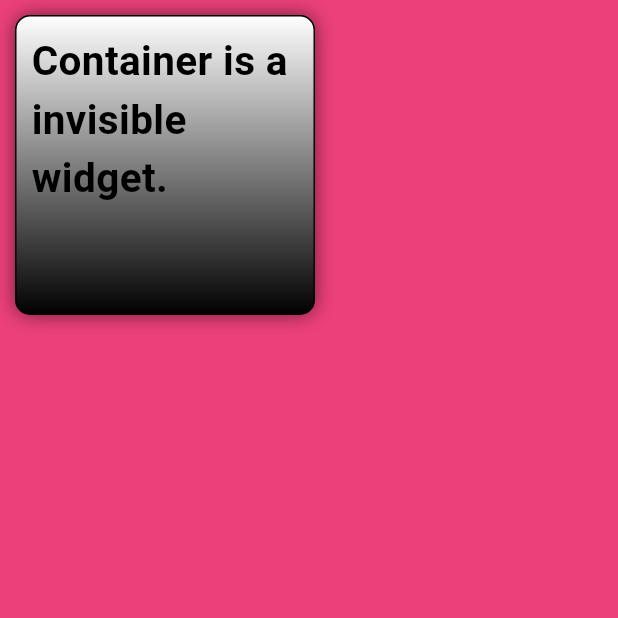
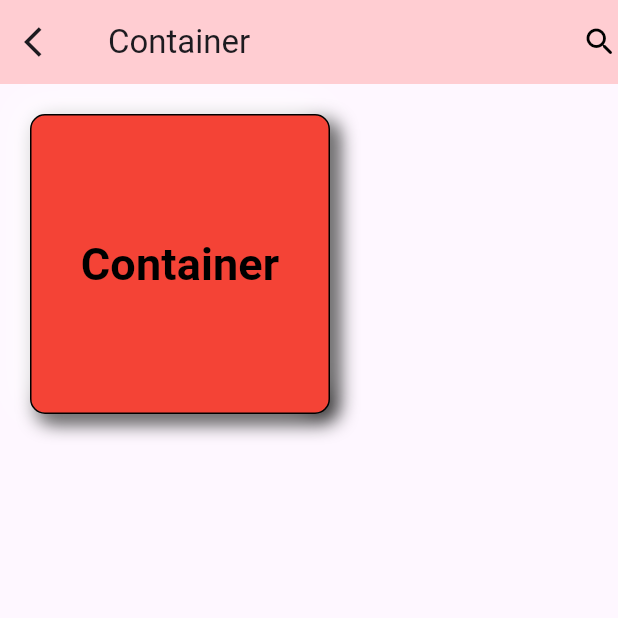
Before and after one commit to khushalikalkani/flutter_projects, a Flutter app: the screen it shows after launch, on a phone screen of 412 x 824 dp, the top half of it. Run offline on Flutter 3.47's test engine with Material 2 defaults, Android fonts, the phone set to English and light mode, and no system bars.

Commit message:
28-10-23

```diff
--- a/new_project/lib/main.dart
+++ b/new_project/lib/main.dart
@@ -1,6 +1,7 @@
 import 'package:flutter/material.dart';
 import 'package:new_project/container_widget.dart';
 import 'package:new_project/home_screen.dart';
+import 'package:new_project/resafearea.dart';
 import 'package:new_project/safearea.dart';
 
 void main() {
@@ -14,13 +15,13 @@ class MyApp extends StatelessWidget {
   @override
   Widget build(BuildContext context) {
     return MaterialApp(
-
+debugShowCheckedModeBanner: false,
       title: 'Flutter Demo',
       theme: ThemeData(
         colorScheme: ColorScheme.fromSeed(seedColor: Colors.deepPurple),
         useMaterial3: true,
       ),
-      home: const SafeAreaWidget(),
+      home: const ReSafeAreaWidget(),
     );
   }
 }
--- /dev/null
+++ b/new_project/lib/resafearea.dart
@@ -0,0 +1,67 @@
+import 'package:flutter/material.dart';
+
+class ReSafeAreaWidget extends StatefulWidget {
+  const ReSafeAreaWidget({super.key});
+
+  @override
+  State<ReSafeAreaWidget> createState() => _ReSafeAreaWidgetState();
+}
+
+class _ReSafeAreaWidgetState extends State<ReSafeAreaWidget> {
+  @override
+  Widget build(BuildContext context) {
+    return Scaffold(
+      appBar: AppBar(
+        backgroundColor: Colors.red.shade100,
+        title: const Text('Container'),
+        leading: const Icon(Icons.arrow_back_ios),
+        actions: const [
+          Icon(
+            Icons.search_rounded,
+            color: Colors.black,
+          ),
+        ],
+      ),
+      body: SafeArea(
+        child: Container(
+          margin: const EdgeInsets.all(20),
+          padding: const EdgeInsets.all(10),
+          height: 200,
+          width: 200,
+          decoration: BoxDecoration(
+            color: Colors.red,
+            border: Border.all(),
+            borderRadius: const BorderRadius.all(
+              Radius.circular(10),
+            ),
+            boxShadow: const [
+              BoxShadow(
+                blurRadius: 10,
+                color: Colors.black,
+                offset: Offset(5, 5),
+              ),
+              BoxShadow(
+                blurRadius: 20,
+                color: Colors.white,
+                offset: Offset(-5, -5),
+              ),
+            ],
+          ),
+          child: TextButton(
+            onPressed: () {},
+            child: const Center(
+              child: Text(
+                'Container',
+                style: TextStyle(
+                  fontWeight: FontWeight.bold,
+                  fontSize: 30,
+                  color: Colors.black,
+                ),
+              ),
+            ),
+          ),
+        ),
+      ),
+    );
+  }
+}
--- a/new_project/lib/safearea.dart
+++ b/new_project/lib/safearea.dart
@@ -20,9 +20,11 @@ class _SafeAreaWidgetState extends State<SafeAreaWidget> {
             children: [
               Row(
                 children: [
-                  Container(
-                    margin: EdgeInsets.all(10),
-                    padding: EdgeInsets.all(10),
+                  TextButton(
+                    onPressed: () {},
+                    child: Container(
+                      margin: const EdgeInsets.all(10),
+                      padding: const EdgeInsets.all(10),
                       height: 200,
                       width: 200,
                       decoration: BoxDecoration(
@@ -37,15 +39,24 @@ class _SafeAreaWidgetState extends State<SafeAreaWidget> {
                         ),
                         border: Border.all(color: Colors.black),
                         boxShadow: const [
-                        BoxShadow(blurRadius: 10, color: Colors.black54),
+                          BoxShadow(blurRadius: 20, color: Colors.black54),
                         ],
                       ),
+                      constraints: const BoxConstraints(
+                          maxWidth: 200,
+                          maxHeight: 200,
+                          minHeight: 200,
+                          minWidth: 200),
                       child: const Text(
+                        softWrap: true,
+                        maxLines: 3,
+                        textAlign: TextAlign.start,
                         'Container is a invisible widget.',
                         style: TextStyle(
                             fontSize: 27,
                             fontWeight: FontWeight.w700,
                             color: Colors.black),
+                      ),
                     ),
                   ),
                 ],
```
Lines whose indentation alone changed are shown as unchanged.
